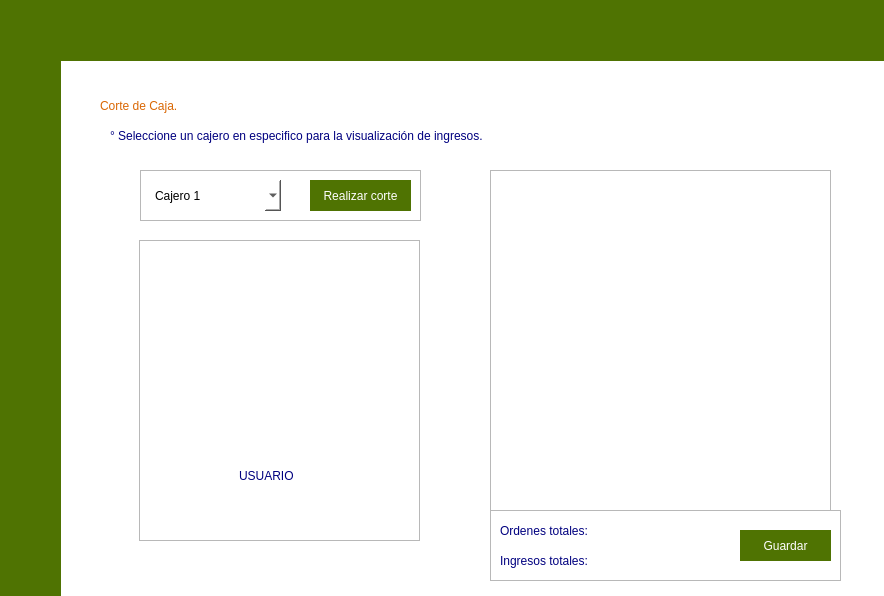
Old version of the form encargado.ui in the repository FernandoHS-0/Sabware.
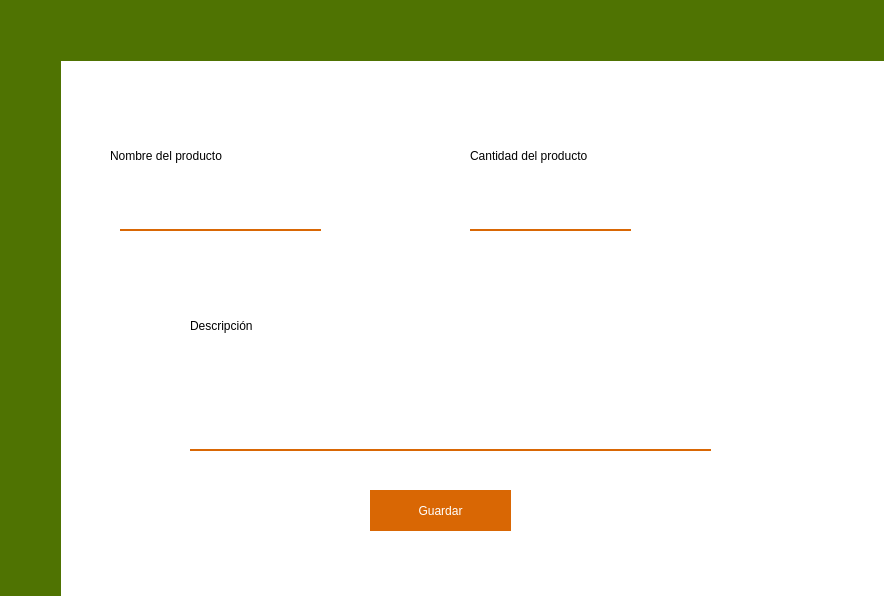
New version of the form. The open tabs and pages were chosen to show the change. Icons and pictures are not drawn.

What changed in the file:
```diff
--- a/encargado.ui
+++ b/encargado.ui
@@ -593,6 +593,234 @@
      </widget>
     </widget>
    </widget>
+   <widget class="QWidget" name="page">
+    <widget class="QTableWidget" name="invetario_tableWidget">
+     <property name="geometry">
+      <rect>
+       <x>30</x>
+       <y>20</y>
+       <width>521</width>
+       <height>471</height>
+      </rect>
+     </property>
+    </widget>
+    <widget class="QPushButton" name="Actubtn">
+     <property name="geometry">
+      <rect>
+       <x>620</x>
+       <y>180</y>
+       <width>151</width>
+       <height>41</height>
+      </rect>
+     </property>
+     <property name="styleSheet">
+      <string notr="true">QPushButton{
+	border: none;
+	background-color: #4F7302;
+	font: 12pt &quot;HelvLight&quot;;
+	color: white;
+}
+
+QPushButton:Hover{
+	background-color: #D96704;
+}</string>
+     </property>
+     <property name="text">
+      <string>Actualizar Productos</string>
+     </property>
+    </widget>
+    <widget class="QPushButton" name="agregarPbtn">
+     <property name="geometry">
+      <rect>
+       <x>620</x>
+       <y>270</y>
+       <width>151</width>
+       <height>41</height>
+      </rect>
+     </property>
+     <property name="styleSheet">
+      <string notr="true">QPushButton{
+	border: none;
+	background-color: #4F7302;
+	font: 12pt &quot;HelvLight&quot;;
+	color: white;
+}
+
+QPushButton:Hover{
+	background-color: #D96704;
+}</string>
+     </property>
+     <property name="text">
+      <string>Agregar Productos</string>
+     </property>
+    </widget>
+    <widget class="QPushButton" name="eliminarPbtn">
+     <property name="geometry">
+      <rect>
+       <x>620</x>
+       <y>350</y>
+       <width>151</width>
+       <height>41</height>
+      </rect>
+     </property>
+     <property name="styleSheet">
+      <string notr="true">QPushButton{
+	border: none;
+	background-color: #4F7302;
+	font: 12pt &quot;HelvLight&quot;;
+	color: white;
+}
+
+QPushButton:Hover{
+	background-color: #D96704;
+}</string>
+     </property>
+     <property name="text">
+      <string>Eliminar Producto</string>
+     </property>
+    </widget>
+   </widget>
+   <widget class="QWidget" name="page_2">
+    <widget class="QLineEdit" name="descripcion">
+     <property name="geometry">
+      <rect>
+       <x>130</x>
+       <y>300</y>
+       <width>521</width>
+       <height>91</height>
+      </rect>
+     </property>
+     <property name="styleSheet">
+      <string notr="true">QLineEdit{
+	border: none;
+	border-bottom: 2px solid #D96704;
+	font: 12pt &quot;HelvLight&quot;;
+}
+
+QLineEdit:Hover{
+	border-bottom: 2px solid #F29F05;
+}</string>
+     </property>
+    </widget>
+    <widget class="QLineEdit" name="nombre_2">
+     <property name="geometry">
+      <rect>
+       <x>60</x>
+       <y>140</y>
+       <width>201</width>
+       <height>31</height>
+      </rect>
+     </property>
+     <property name="styleSheet">
+      <string notr="true">QLineEdit{
+	border: none;
+	border-bottom: 2px solid #D96704;
+	font: 12pt &quot;HelvLight&quot;;
+}
+
+QLineEdit:Hover{
+	border-bottom: 2px solid #F29F05;
+}</string>
+     </property>
+    </widget>
+    <widget class="QPushButton" name="GuaPrbtn">
+     <property name="geometry">
+      <rect>
+       <x>310</x>
+       <y>430</y>
+       <width>141</width>
+       <height>41</height>
+      </rect>
+     </property>
+     <property name="styleSheet">
+      <string notr="true">#GuaPrbtn{
+	background-color: #D96704;
+	border: none;
+	font: 16pt &quot;HelvLight&quot;;
+	color: white;
+}
+
+#GuaPrbtn:Hover{
+	background-color: #A9BF04;
+}</string>
+     </property>
+     <property name="text">
+      <string>Guardar</string>
+     </property>
+    </widget>
+    <widget class="QLineEdit" name="cantidad">
+     <property name="geometry">
+      <rect>
+       <x>410</x>
+       <y>140</y>
+       <width>161</width>
+       <height>31</height>
+      </rect>
+     </property>
+     <property name="styleSheet">
+      <string notr="true">QLineEdit{
+	border: none;
+	border-bottom: 2px solid #D96704;
+	font: 12pt &quot;HelvLight&quot;;
+}
+
+QLineEdit:Hover{
+	border-bottom: 2px solid #F29F05;
+}</string>
+     </property>
+    </widget>
+    <widget class="QLabel" name="label_9">
+     <property name="geometry">
+      <rect>
+       <x>50</x>
+       <y>70</y>
+       <width>221</width>
+       <height>51</height>
+      </rect>
+     </property>
+     <property name="styleSheet">
+      <string notr="true">font: 14pt &quot;HelvLight&quot;;
+color: black;</string>
+     </property>
+     <property name="text">
+      <string>Nombre del producto</string>
+     </property>
+    </widget>
+    <widget class="QLabel" name="label_10">
+     <property name="geometry">
+      <rect>
+       <x>410</x>
+       <y>80</y>
+       <width>251</width>
+       <height>31</height>
+      </rect>
+     </property>
+     <property name="styleSheet">
+      <string notr="true">font: 14pt &quot;HelvLight&quot;;
+color: black;</string>
+     </property>
+     <property name="text">
+      <string>Cantidad del producto</string>
+     </property>
+    </widget>
+    <widget class="QLabel" name="label_11">
+     <property name="geometry">
+      <rect>
+       <x>130</x>
+       <y>250</y>
+       <width>171</width>
+       <height>31</height>
+      </rect>
+     </property>
+     <property name="styleSheet">
+      <string notr="true">font: 14pt &quot;HelvLight&quot;;
+color: black;</string>
+     </property>
+     <property name="text">
+      <string>Descripción</string>
+     </property>
+    </widget>
+   </widget>
   </widget>
  </widget>
  <resources>
```
Left out of the diff: 23 changed lines with no effect on the pictures.
